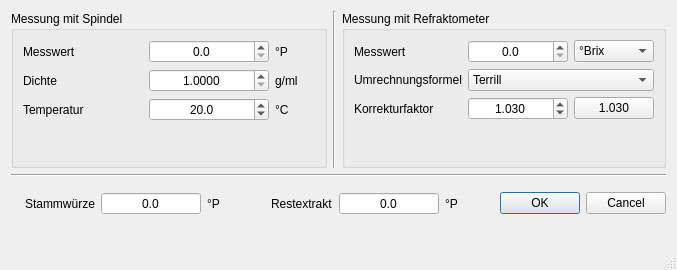
Old version of the form kleiner-brauhelfer/dialogs/dlgrestextrakt.ui in the repository kleiner-brauhelfer/kleiner-brauhelfer-2.
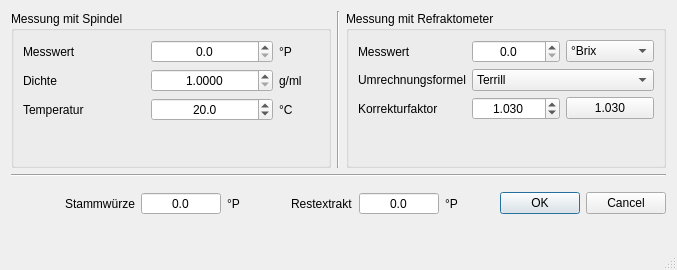
New version of the form. Custom widgets are drawn as their Qt base class.

What changed in the file:
```diff
--- a/kleiner-brauhelfer/dialogs/dlgrestextrakt.ui
+++ b/kleiner-brauhelfer/dialogs/dlgrestextrakt.ui
@@ -130,7 +130,7 @@
          <widget class="DoubleSpinBox" name="tbPlato">
           <property name="minimumSize">
            <size>
-            <width>100</width>
+            <width>80</width>
             <height>0</height>
            </size>
           </property>
@@ -187,7 +187,7 @@
          <widget class="DoubleSpinBox" name="tbBrix">
           <property name="minimumSize">
            <size>
-            <width>100</width>
+            <width>80</width>
             <height>0</height>
            </size>
           </property>
@@ -366,7 +366,7 @@
          <widget class="DoubleSpinBox" name="tbSw">
           <property name="minimumSize">
            <size>
-            <width>100</width>
+            <width>80</width>
             <height>0</height>
            </size>
           </property>
@@ -426,7 +426,7 @@
          <widget class="DoubleSpinBox" name="tbExtrakt">
           <property name="minimumSize">
            <size>
-            <width>100</width>
+            <width>80</width>
             <height>0</height>
            </size>
           </property>
```
